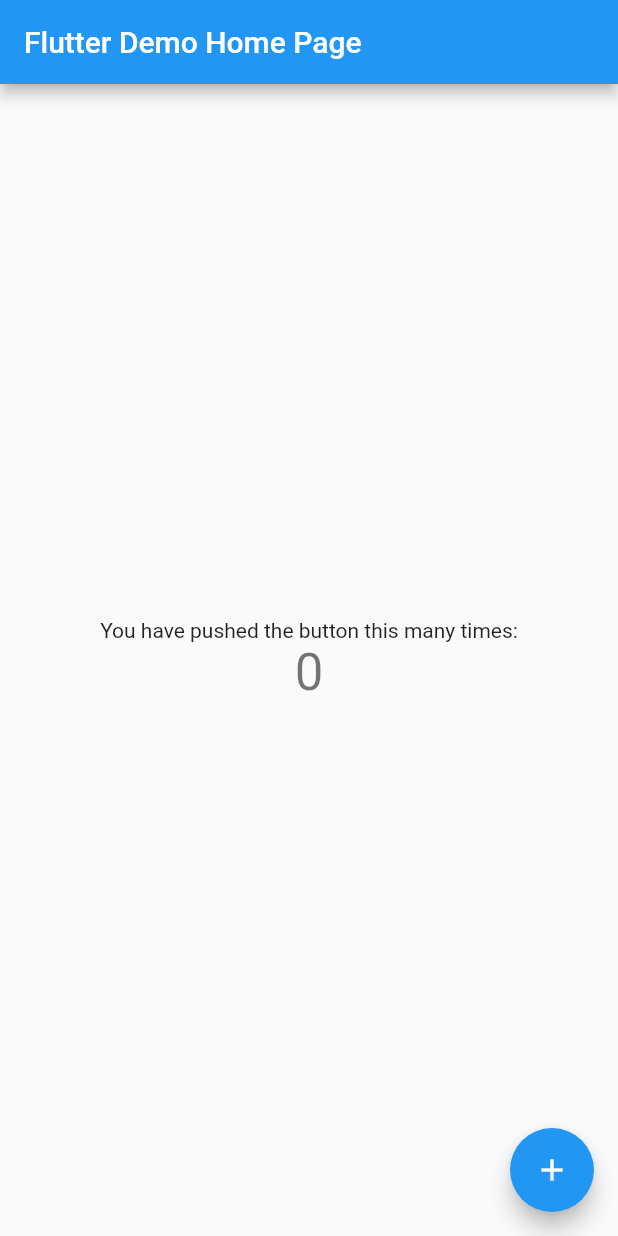
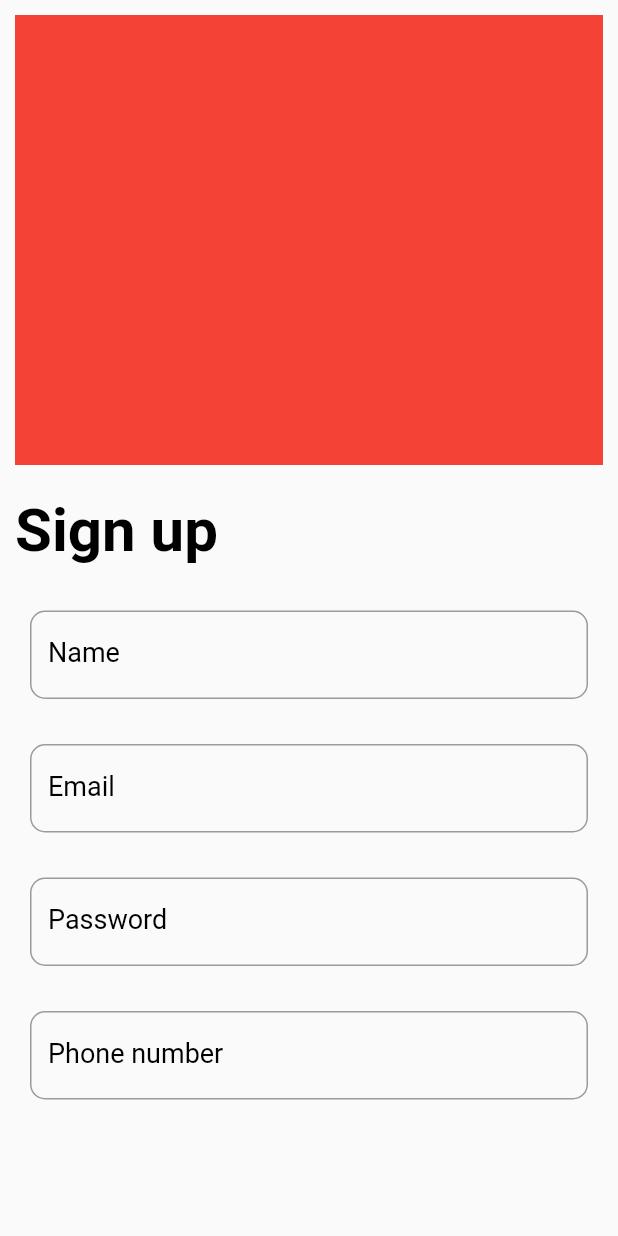
Before and after one commit to El3aQeeD/clinic_app, a Flutter app: the screen it shows after launch, on a phone screen of 412 x 824 dp. Run offline on Flutter 3.47's test engine with Material 2 defaults, Android fonts, the phone set to English and light mode, and no system bars.

Commit message:
signUp not finished yet

```diff
--- /dev/null
+++ b/lib/constnats/my_colors.dart
@@ -0,0 +1,8 @@
+import 'dart:ui';
+
+class MyColors{
+  static const Color darkBlue = Color(0xff0052a8);
+  static const Color navyBlue = Color(0xffdcedff);
+  static const Color lightGreen = Color(0xff04d8aa);
+
+}
--- a/lib/main.dart
+++ b/lib/main.dart
@@ -1,3 +1,4 @@
+import 'package:clinic_app/views/signUp_view.dart';
 import 'package:flutter/material.dart';
 
 void main() {
@@ -11,105 +12,8 @@
   @override
   Widget build(BuildContext context) {
     return MaterialApp(
-      title: 'Flutter Demo',
-      theme: ThemeData(
-        // This is the theme of your application.
-        //
-        // Try running your application with "flutter run". You'll see the
-        // application has a blue toolbar. Then, without quitting the app, try
-        // changing the primarySwatch below to Colors.green and then invoke
-        // "hot reload" (press "r" in the console where you ran "flutter run",
-        // or simply save your changes to "hot reload" in a Flutter IDE).
-        // Notice that the counter didn't reset back to zero; the application
-        // is not restarted.
-        primarySwatch: Colors.blue,
-      ),
-      home: const MyHomePage(title: 'Flutter Demo Home Page'),
+      debugShowCheckedModeBanner: false,
+      home: SignUp(),
     );
   }
 }
-
-class MyHomePage extends StatefulWidget {
-  const MyHomePage({super.key, required this.title});
-
-  // This widget is the home page of your application. It is stateful, meaning
-  // that it has a State object (defined below) that contains fields that affect
-  // how it looks.
-
-  // This class is the configuration for the state. It holds the values (in this
-  // case the title) provided by the parent (in this case the App widget) and
-  // used by the build method of the State. Fields in a Widget subclass are
-  // always marked "final".
-
-  final String title;
-
-  @override
-  State<MyHomePage> createState() => _MyHomePageState();
-}
-
-class _MyHomePageState extends State<MyHomePage> {
-  int _counter = 0;
-
-  void _incrementCounter() {
-    setState(() {
-      // This call to setState tells the Flutter framework that something has
-      // changed in this State, which causes it to rerun the build method below
-      // so that the display can reflect the updated values. If we changed
-      // _counter without calling setState(), then the build method would not be
-      // called again, and so nothing would appear to happen.
-      _counter++;
-    });
-  }
-
-  @override
-  Widget build(BuildContext context) {
-    // This method is rerun every time setState is called, for instance as done
-    // by the _incrementCounter method above.
-    //
-    // The Flutter framework has been optimized to make rerunning build methods
-    // fast, so that you can just rebuild anything that needs updating rather
-    // than having to individually change instances of widgets.
-    return Scaffold(
-      appBar: AppBar(
-        // Here we take the value from the MyHomePage object that was created by
-        // the App.build method, and use it to set our appbar title.
-        title: Text(widget.title),
-      ),
-      body: Center(
-        // Center is a layout widget. It takes a single child and positions it
-        // in the middle of the parent.
-        child: Column(
-          // Column is also a layout widget. It takes a list of children and
-          // arranges them vertically. By default, it sizes itself to fit its
-          // children horizontally, and tries to be as tall as its parent.
-          //
-          // Invoke "debug painting" (press "p" in the console, choose the
-          // "Toggle Debug Paint" action from the Flutter Inspector in Android
-          // Studio, or the "Toggle Debug Paint" command in Visual Studio Code)
-          // to see the wireframe for each widget.
-          //
-          // Column has various properties to control how it sizes itself and
-          // how it positions its children. Here we use mainAxisAlignment to
-          // center the children vertically; the main axis here is the vertical
-          // axis because Columns are vertical (the cross axis would be
-          // horizontal).
-          mainAxisAlignment: MainAxisAlignment.center,
-          children: <Widget>[
-            const Text(
-              'You have pushed the button this many times:',
-            ),
-            Text(
-              '$_counter',
-              style: Theme.of(context).textTheme.headlineMedium,
-            ),
-          ],
-        ),
-      ),
-      floatingActionButton: FloatingActionButton(
-        onPressed: _incrementCounter,
-        tooltip: 'Increment',
-        child: const Icon(Icons.add),
-      ), // This trailing comma makes auto-formatting nicer for build methods.
-    );
-  }
-}
--- /dev/null
+++ b/lib/shared/custom_text_field.dart
@@ -0,0 +1,31 @@
+import 'package:flutter/material.dart';
+Widget customTextFiled({required String hintText,required Widget label,required TextEditingController textcontroller}){
+
+  return TextFormField(
+    style: TextStyle(color: Colors.black),
+    validator: (val){
+      if(val!.length<4 && val!.isNotEmpty)
+      {
+        return "Input less than 4 character";
+      }
+      if(val!.isEmpty){
+        return "Input can not be empty";
+      }
+    } ,
+    controller: textcontroller ,
+    decoration: InputDecoration(
+      label: label,
+      labelStyle: TextStyle(fontSize: 18,color: Colors.black),
+      hintText: hintText,
+      hintStyle: TextStyle(color: Colors.black),
+      focusedBorder: OutlineInputBorder(
+        borderSide: const BorderSide(color: Colors.lightBlue, width: 3.0),
+        borderRadius: BorderRadius.all(Radius.circular(10)),
+      ),
+      border: OutlineInputBorder(
+          borderRadius: BorderRadius.all(Radius.circular(10)),
+          borderSide: BorderSide(color: Colors.red,width: 10)
+      ),
+    ),
+  );
+}
--- /dev/null
+++ b/lib/views/signUp_view.dart
@@ -0,0 +1,82 @@
+import 'package:clinic_app/shared/custom_text_field.dart';
+import 'package:flutter/material.dart';
+
+class SignUp extends StatelessWidget {
+
+  GlobalKey<FormState> formstate=GlobalKey<FormState>();
+  TextEditingController nameController=TextEditingController();
+  TextEditingController emailController=TextEditingController();
+  TextEditingController passwordController=TextEditingController();
+  TextEditingController phoneNumberController = TextEditingController();
+
+  Widget imageSection(){
+    return Container(
+      width: double.infinity,
+      height: 300,
+      color: Colors.red,
+    );
+  }
+
+  Widget signUpText(String text){
+    return Text(text,style:const TextStyle(
+        color: Colors.black ,
+        fontSize: 40,
+        fontWeight: FontWeight.bold),
+    );
+  }
+
+  Widget formSection(){
+    return Form(
+        key: formstate,
+        child: Column(
+          children: [
+            Padding(
+              padding: const EdgeInsets.only(left: 10,right: 10,top: 10,bottom: 20),
+              child: customTextFiled(hintText:"Enter your Name" , label: const Text("Name",style: TextStyle(color: Colors.black),), textcontroller: nameController ),
+            ),
+            Padding(
+              padding: const EdgeInsets.only(left: 10,right: 10,top: 10,bottom: 20),
+              child: customTextFiled(hintText:"Enter your Email" , label: const Text("Email",style: TextStyle(color: Colors.black),), textcontroller: emailController ),
+            ),
+            Padding(
+              padding: const EdgeInsets.only(left: 10,right: 10,top: 10,bottom: 20),
+              child: customTextFiled(hintText:"Enter your password" , label: const Text("Password",style: TextStyle(color: Colors.black),), textcontroller: passwordController ),
+            ),
+            Padding(
+              padding: const EdgeInsets.only(left: 10,right: 10,top: 10,bottom: 20),
+              child: customTextFiled(hintText:"Enter your phone Number" , label: const Text("Phone number",style: TextStyle(color: Colors.black),), textcontroller: phoneNumberController ),
+            ),
+          ],)
+    );
+  }
+
+  @override
+  Widget build(BuildContext context) {
+    return Scaffold(
+      body: Padding(
+        padding: const EdgeInsets.all(10.0),
+        child: SingleChildScrollView(
+          child:SafeArea(
+            child:Column(
+              crossAxisAlignment: CrossAxisAlignment.start,
+              children: [
+                imageSection(),
+               const SizedBox(
+                  height: 20,
+                ),
+                signUpText('Sign up'),
+                const SizedBox(
+                  height: 20,
+                ),
+                formSection(),
+
+
+
+              ],
+            ) ,
+          ) ,
+        ),
+      ),
+    );
+  }
+}
--- a/pubspec.yaml
+++ b/pubspec.yaml
@@ -59,8 +59,8 @@
   uses-material-design: true
 
   # To add assets to your application, add an assets section, like this:
-  # assets:
-  #   - images/a_dot_burr.jpeg
+  assets:
+    - images/
   #   - images/a_dot_ham.jpeg
 
   # An image asset can refer to one or more resolution-specific "variants", see
```
